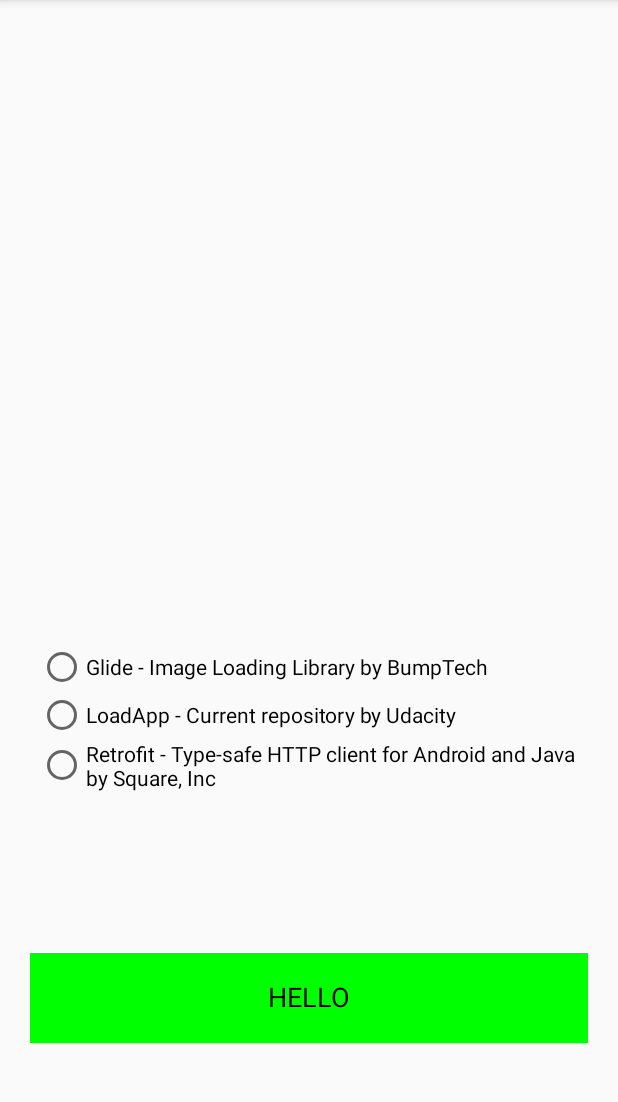
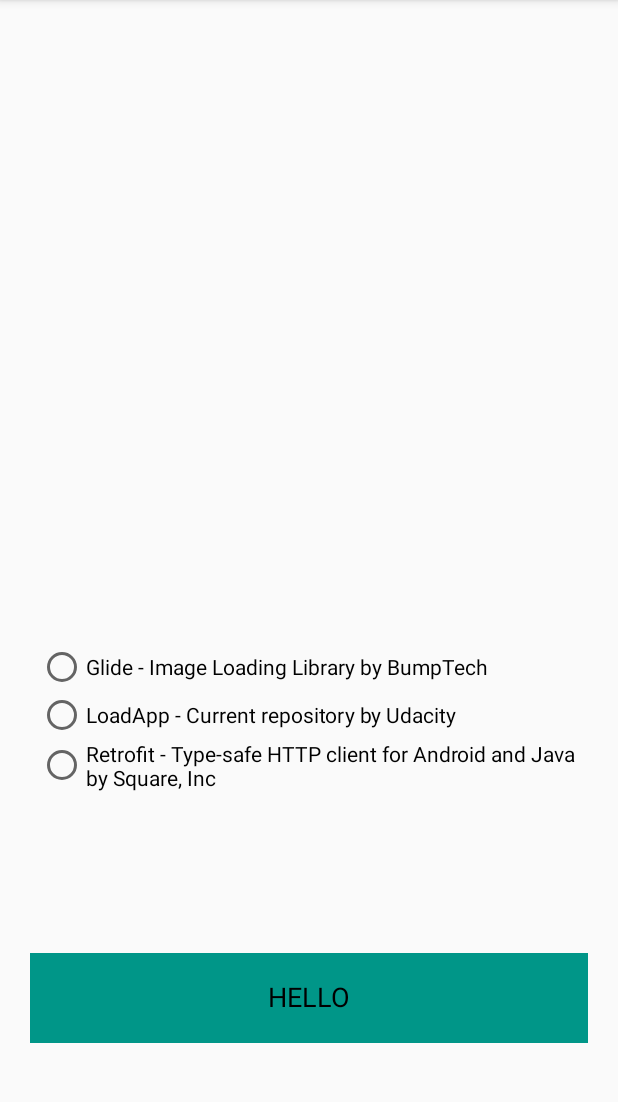
Before and after one commit to alfredbwong/LoadAppWithAnimations, an Android app: the screen it shows after launch (MainActivity), on a phone screen of 412 x 824 dp, the part 84-1186 px from its top. Run offline under Robolectric (Android 15) with nearby library versions, the phone set to English and light mode, and no system bars.

Commit message:
Use custom attrs to change the bg color of the button

```diff
--- a/app/src/main/java/com/udacity/LoadingButton.kt
+++ b/app/src/main/java/com/udacity/LoadingButton.kt
@@ -22,6 +22,10 @@ class LoadingButton @JvmOverloads constructor(
 
     private val valueAnimator = ValueAnimator()
 
+    private var downloadClickedColor = 0
+    private var downloadLoadingColor = 0
+    private var downloadCompletedColor = 0
+
     private val paint = Paint().apply {
         // Smooth out edges of what is drawn without affecting shape.
         isAntiAlias = true
@@ -35,29 +39,39 @@ class LoadingButton @JvmOverloads constructor(
         color = Color.GREEN
     }
     private var buttonState: ButtonState by Delegates.observable<ButtonState>(ButtonState.Completed) { p, old, new ->
-        when (new){
-            ButtonState.Loading -> {
-                bgPaint.color = Color.YELLOW
-            }
-            ButtonState.Clicked -> {
-                bgPaint.color = Color.RED
-            }
-            ButtonState.Completed -> {
-                bgPaint.color = Color.GREEN
-            }
-        }
+//        when (new){
+//            ButtonState.Loading -> {
+//                bgPaint.color = Color.YELLOW
+//            }
+//            ButtonState.Clicked -> {
+//                bgPaint.color = Color.RED
+//            }
+//            ButtonState.Completed -> {
+//                bgPaint.color = Color.GREEN
+//            }
+//        }
     }
 
 
     init {
         isClickable = true
+
+        context.withStyledAttributes(attrs,R.styleable.LoadingButton){
+            downloadClickedColor = getColor (R.styleable.LoadingButton_downloadClicked, 0)
+            downloadLoadingColor = getColor (R.styleable.LoadingButton_downloadLoading, 0)
+            downloadCompletedColor = getColor (R.styleable.LoadingButton_downloadCompleted, 0)
+        }
     }
 
 
     override fun onDraw(canvas: Canvas) {
         super.onDraw(canvas)
 
-        Log.i("LoadingButton", bgPaint.color.toString())
+        bgPaint.color = when (buttonState){
+            ButtonState.Loading -> downloadLoadingColor
+            ButtonState.Completed -> downloadCompletedColor
+            ButtonState.Clicked -> downloadClickedColor
+        }
         canvas.drawColor(bgPaint.color)
 
         val textPositionX = canvas.width /2
--- a/app/src/main/res/layout/content_main.xml
+++ b/app/src/main/res/layout/content_main.xml
@@ -53,9 +53,9 @@
         app:layout_constraintStart_toStartOf="parent"
         app:layout_constraintTop_toTopOf="parent"
         app:layout_constraintVertical_bias="0.921"
-        app:downloadStart="#FFEB3B"
-        app:downloading="#CDDC39"
-        app:downloadEnd="#009688"/>
+        app:downloadClicked="#FFEB3B"
+        app:downloadLoading="#CDDC39"
+        app:downloadCompleted="#009688"/>
 
     <ImageView
         android:id="@+id/imageView4"
--- a/app/src/main/res/values/attrs.xml
+++ b/app/src/main/res/values/attrs.xml
@@ -2,8 +2,8 @@
 <resources>
     <declare-styleable name="LoadingButton">
 <!--   TODO: create custom attributes for the view-->
-        <attr name="downloadStart" format="color"/>
-        <attr name="downloading" format="color"/>
-        <attr name="downloadEnd" format="color"/>
+        <attr name="downloadClicked" format="color"/>
+        <attr name="downloadLoading" format="color"/>
+        <attr name="downloadCompleted" format="color"/>
     </declare-styleable>
 </resources>
```
